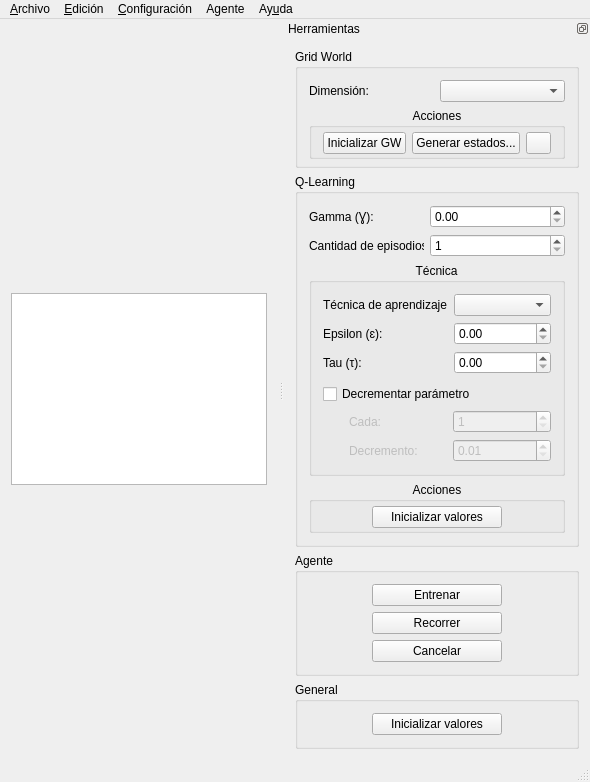
Above: gui/qt/IA2013TPIRLGUI/mainwindow.ui from ssebastianj/ia2013-tpi-rl before the change. Below: the same form after it.
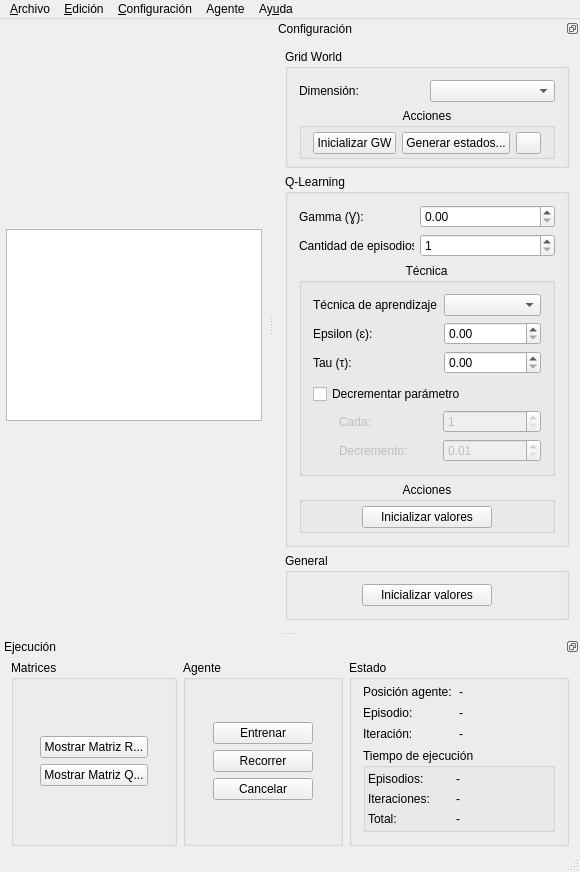
That is the form after the change. Icons and pictures are not drawn.

Commit message: Agregados y mejoras en UI. Ahora muestra valores de ejecución tales como estado actual, iteración, episodio y más.

```diff
--- a/gui/qt/IA2013TPIRLGUI/mainwindow.ui
+++ b/gui/qt/IA2013TPIRLGUI/mainwindow.ui
@@ -7,8 +7,8 @@
    <rect>
     <x>0</x>
     <y>0</y>
-    <width>559</width>
-    <height>704</height>
+    <width>553</width>
+    <height>794</height>
    </rect>
   </property>
   <property name="windowTitle">
@@ -20,6 +20,9 @@
   </property>
   <widget class="QWidget" name="centralWidget">
    <layout class="QGridLayout" name="gridLayout_6">
+    <property name="margin">
+     <number>6</number>
+    </property>
     <item row="0" column="1">
      <widget class="QTableWidget" name="tblGridWorld">
       <property name="sizePolicy">
@@ -90,7 +93,7 @@
     <rect>
      <x>0</x>
      <y>0</y>
-     <width>559</width>
+     <width>553</width>
      <height>21</height>
     </rect>
    </property>
@@ -153,7 +156,7 @@
     <set>Qt::LeftDockWidgetArea|Qt::RightDockWidgetArea</set>
    </property>
    <property name="windowTitle">
-    <string>Herramientas</string>
+    <string>Configuración</string>
    </property>
    <attribute name="dockWidgetArea">
     <number>2</number>
@@ -611,20 +614,7 @@
        </layout>
       </widget>
      </item>
-     <item row="4" column="0">
-      <spacer name="verticalSpacer">
-       <property name="orientation">
-        <enum>Qt::Vertical</enum>
-       </property>
-       <property name="sizeHint" stdset="0">
-        <size>
-         <width>20</width>
-         <height>40</height>
-        </size>
-       </property>
-      </spacer>
-     </item>
-     <item row="3" column="0">
+     <item row="2" column="0">
       <widget class="QGroupBox" name="gbGeneral">
        <property name="title">
         <string>General</string>
@@ -646,90 +636,205 @@
        </layout>
       </widget>
      </item>
-     <item row="2" column="0">
+     <item row="3" column="0">
+      <spacer name="verticalSpacer">
+       <property name="orientation">
+        <enum>Qt::Vertical</enum>
+       </property>
+       <property name="sizeHint" stdset="0">
+        <size>
+         <width>20</width>
+         <height>40</height>
+        </size>
+       </property>
+      </spacer>
+     </item>
+    </layout>
+   </widget>
+  </widget>
+  <widget class="QDockWidget" name="dwEjecucion">
+   <property name="features">
+    <set>QDockWidget::DockWidgetFloatable|QDockWidget::DockWidgetMovable</set>
+   </property>
+   <property name="allowedAreas">
+    <set>Qt::AllDockWidgetAreas</set>
+   </property>
+   <property name="windowTitle">
+    <string>Ejecución</string>
+   </property>
+   <attribute name="dockWidgetArea">
+    <number>8</number>
+   </attribute>
+   <widget class="QWidget" name="dockWidgetContents_4">
+    <layout class="QGridLayout" name="gridLayout_20">
+     <property name="topMargin">
+      <number>4</number>
+     </property>
+     <property name="bottomMargin">
+      <number>4</number>
+     </property>
+     <item row="0" column="0">
+      <widget class="QGroupBox" name="groupBox">
+       <property name="title">
+        <string>Matrices</string>
+       </property>
+       <layout class="QGridLayout" name="gridLayout_19">
+        <item row="0" column="1">
+         <layout class="QVBoxLayout" name="verticalLayout_2">
+          <item>
+           <widget class="QPushButton" name="btnMostrarMatrizR">
+            <property name="minimumSize">
+             <size>
+              <width>105</width>
+              <height>0</height>
+             </size>
+            </property>
+            <property name="locale">
+             <locale language="Spanish" country="Argentina"/>
+            </property>
+            <property name="text">
+             <string>Mostrar Matriz R...</string>
+            </property>
+           </widget>
+          </item>
+          <item>
+           <widget class="QPushButton" name="btnMostrarMatrizQ">
+            <property name="minimumSize">
+             <size>
+              <width>105</width>
+              <height>0</height>
+             </size>
+            </property>
+            <property name="locale">
+             <locale language="Spanish" country="Argentina"/>
+            </property>
+            <property name="text">
+             <string>Mostrar Matriz Q...</string>
+            </property>
+           </widget>
+          </item>
+         </layout>
+        </item>
+        <item row="0" column="0">
+         <spacer name="horizontalSpacer_11">
+          <property name="orientation">
+           <enum>Qt::Horizontal</enum>
+          </property>
+          <property name="sizeHint" stdset="0">
+           <size>
+            <width>15</width>
+            <height>20</height>
+           </size>
+          </property>
+         </spacer>
+        </item>
+        <item row="0" column="2">
+         <spacer name="horizontalSpacer_12">
+          <property name="orientation">
+           <enum>Qt::Horizontal</enum>
+          </property>
+          <property name="sizeHint" stdset="0">
+           <size>
+            <width>15</width>
+            <height>20</height>
+           </size>
+          </property>
+         </spacer>
+        </item>
+       </layout>
+      </widget>
+     </item>
+     <item row="0" column="1">
       <widget class="QGroupBox" name="gbAgente">
        <property name="title">
         <string>Agente</string>
        </property>
-       <layout class="QGridLayout" name="gridLayout_3">
-        <item row="2" column="1">
-         <widget class="QPushButton" name="btnEntrenar">
-          <property name="maximumSize">
-           <size>
-            <width>130</width>
-            <height>16777215</height>
-           </size>
-          </property>
-          <property name="text">
-           <string>Entrenar</string>
-          </property>
-          <property name="icon">
-           <iconset resource="recursos.qrc">
-            <normaloff>:/:iconos/Aprender</normaloff>:/:iconos/Aprender</iconset>
-          </property>
-         </widget>
+       <layout class="QGridLayout" name="gridLayout_18">
+        <item row="0" column="1">
+         <layout class="QVBoxLayout" name="verticalLayout">
+          <item>
+           <widget class="QPushButton" name="btnEntrenar">
+            <property name="minimumSize">
+             <size>
+              <width>100</width>
+              <height>0</height>
+             </size>
+            </property>
+            <property name="locale">
+             <locale language="Spanish" country="Argentina"/>
+            </property>
+            <property name="text">
+             <string>Entrenar</string>
+            </property>
+            <property name="icon">
+             <iconset resource="recursos.qrc">
+              <normaloff>:/:iconos/Aprender</normaloff>:/:iconos/Aprender</iconset>
+            </property>
+           </widget>
+          </item>
+          <item>
+           <widget class="QPushButton" name="btnRecorrer">
+            <property name="minimumSize">
+             <size>
+              <width>100</width>
+              <height>0</height>
+             </size>
+            </property>
+            <property name="locale">
+             <locale language="Spanish" country="Argentina"/>
+            </property>
+            <property name="text">
+             <string>Recorrer</string>
+            </property>
+            <property name="icon">
+             <iconset resource="recursos.qrc">
+              <normaloff>:/:iconos/Recorrer</normaloff>:/:iconos/Recorrer</iconset>
+            </property>
+           </widget>
+          </item>
+          <item>
+           <widget class="QPushButton" name="btnTerminarProceso">
+            <property name="minimumSize">
+             <size>
+              <width>100</width>
+              <height>0</height>
+             </size>
+            </property>
+            <property name="locale">
+             <locale language="Spanish" country="Argentina"/>
+            </property>
+            <property name="text">
+             <string>Cancelar</string>
+            </property>
+            <property name="icon">
+             <iconset resource="recursos.qrc">
+              <normaloff>:/:iconos/Cancelar</normaloff>:/:iconos/Cancelar</iconset>
+            </property>
+           </widget>
+          </item>
+         </layout>
         </item>
-        <item row="3" column="1">
-         <widget class="QPushButton" name="btnRecorrer">
-          <property name="maximumSize">
-           <size>
-            <width>130</width>
-            <height>16777215</height>
-           </size>
-          </property>
-          <property name="text">
-           <string>Recorrer</string>
-          </property>
-          <property name="icon">
-           <iconset resource="recursos.qrc">
-            <normaloff>:/:iconos/Recorrer</normaloff>:/:iconos/Recorrer</iconset>
-          </property>
-         </widget>
-        </item>
-        <item row="4" column="1">
-         <widget class="QPushButton" name="btnTerminarProceso">
-          <property name="maximumSize">
-           <size>
-            <width>130</width>
-            <height>16777215</height>
-           </size>
-          </property>
-          <property name="text">
-           <string>Cancelar</string>
-          </property>
-          <property name="icon">
-           <iconset resource="recursos.qrc">
-            <normaloff>:/:iconos/Cancelar</normaloff>:/:iconos/Cancelar</iconset>
-          </property>
-         </widget>
-        </item>
-        <item row="3" column="0">
+        <item row="0" column="0">
          <spacer name="horizontalSpacer_3">
           <property name="orientation">
            <enum>Qt::Horizontal</enum>
           </property>
-          <property name="sizeType">
-           <enum>QSizePolicy::Fixed</enum>
-          </property>
           <property name="sizeHint" stdset="0">
            <size>
-            <width>35</width>
+            <width>15</width>
             <height>20</height>
            </size>
           </property>
          </spacer>
         </item>
-        <item row="3" column="2">
+        <item row="0" column="2">
          <spacer name="horizontalSpacer_4">
           <property name="orientation">
            <enum>Qt::Horizontal</enum>
           </property>
-          <property name="sizeType">
-           <enum>QSizePolicy::Fixed</enum>
-          </property>
           <property name="sizeHint" stdset="0">
            <size>
-            <width>35</width>
+            <width>15</width>
             <height>20</height>
            </size>
           </property>
@@ -738,6 +843,244 @@
        </layout>
       </widget>
      </item>
+     <item row="0" column="2">
+      <widget class="QGroupBox" name="groupBox_2">
+       <property name="minimumSize">
+        <size>
+         <width>220</width>
+         <height>0</height>
+        </size>
+       </property>
+       <property name="title">
+        <string>Estado</string>
+       </property>
+       <layout class="QGridLayout" name="gridLayout_3">
+        <property name="topMargin">
+         <number>5</number>
+        </property>
+        <property name="verticalSpacing">
+         <number>7</number>
+        </property>
+        <item row="0" column="0">
+         <layout class="QHBoxLayout" name="horizontalLayout_2">
+          <item>
+           <widget class="QLabel" name="label_4">
+            <property name="sizePolicy">
+             <sizepolicy hsizetype="Fixed" vsizetype="Preferred">
+              <horstretch>0</horstretch>
+              <verstretch>0</verstretch>
+             </sizepolicy>
+            </property>
+            <property name="minimumSize">
+             <size>
+              <width>90</width>
+              <height>0</height>
+             </size>
+            </property>
+            <property name="text">
+             <string>Posición agente:</string>
+            </property>
+           </widget>
+          </item>
+          <item>
+           <widget class="QLabel" name="lblEstadoActual">
+            <property name="text">
+             <string>-</string>
+            </property>
+           </widget>
+          </item>
+         </layout>
+        </item>
+        <item row="2" column="0">
+         <layout class="QHBoxLayout" name="horizontalLayout_5">
+          <item>
+           <widget class="QLabel" name="label_9">
+            <property name="sizePolicy">
+             <sizepolicy hsizetype="Fixed" vsizetype="Preferred">
+              <horstretch>0</horstretch>
+              <verstretch>0</verstretch>
+             </sizepolicy>
+            </property>
+            <property name="minimumSize">
+             <size>
+              <width>90</width>
+              <height>0</height>
+             </size>
+            </property>
+            <property name="text">
+             <string>Iteración:</string>
+            </property>
+           </widget>
+          </item>
+          <item>
+           <widget class="QLabel" name="lblNroIteracion">
+            <property name="text">
+             <string>-</string>
+            </property>
+           </widget>
+          </item>
+         </layout>
+        </item>
+        <item row="1" column="0">
+         <layout class="QHBoxLayout" name="horizontalLayout_4">
+          <item>
+           <widget class="QLabel" name="label_7">
+            <property name="sizePolicy">
+             <sizepolicy hsizetype="Fixed" vsizetype="Preferred">
+              <horstretch>0</horstretch>
+              <verstretch>0</verstretch>
+             </sizepolicy>
+            </property>
+            <property name="minimumSize">
+             <size>
+              <width>90</width>
+              <height>0</height>
+             </size>
+            </property>
+            <property name="text">
+             <string>Episodio:</string>
+            </property>
+           </widget>
+          </item>
+          <item>
+           <widget class="QLabel" name="lblNroEpisodio">
+            <property name="text">
+             <string>-</string>
+            </property>
+           </widget>
+          </item>
+         </layout>
+        </item>
+        <item row="3" column="0">
+         <widget class="QGroupBox" name="groupBox_3">
+          <property name="title">
+           <string>Tiempo de ejecución</string>
+          </property>
+          <property name="flat">
+           <bool>true</bool>
+          </property>
+          <layout class="QGridLayout" name="gridLayout_21">
+           <property name="leftMargin">
+            <number>2</number>
+           </property>
+           <property name="topMargin">
+            <number>4</number>
+           </property>
+           <property name="rightMargin">
+            <number>5</number>
+           </property>
+           <property name="bottomMargin">
+            <number>3</number>
+           </property>
+           <item row="0" column="0">
+            <layout class="QHBoxLayout" name="horizontalLayout_7">
+             <item>
+              <widget class="QLabel" name="label_13">
+               <property name="sizePolicy">
+                <sizepolicy hsizetype="Fixed" vsizetype="Preferred">
+                 <horstretch>0</horstretch>
+                 <verstretch>0</verstretch>
+                </sizepolicy>
+               </property>
+               <property name="minimumSize">
+                <size>
+                 <width>82</width>
+                 <height>0</height>
+                </size>
+               </property>
+               <property name="text">
+                <string>Episodios:</string>
+               </property>
+              </widget>
+             </item>
+             <item>
+              <widget class="QLabel" name="lblExecTimeEpisodios">
+               <property name="text">
+                <string>-</string>
+               </property>
+              </widget>
+             </item>
+            </layout>
+           </item>
+           <item row="1" column="0">
+            <layout class="QHBoxLayout" name="horizontalLayout_6">
+             <item>
+              <widget class="QLabel" name="label_11">
+               <property name="sizePolicy">
+                <sizepolicy hsizetype="Fixed" vsizetype="Preferred">
+                 <horstretch>0</horstretch>
+                 <verstretch>0</verstretch>
+                </sizepolicy>
+               </property>
+               <property name="minimumSize">
+                <size>
+                 <width>82</width>
+                 <height>0</height>
+                </size>
+               </property>
+               <property name="text">
+                <string>Iteraciones:</string>
+               </property>
+              </widget>
+             </item>
+             <item>
+              <widget class="QLabel" name="lblExecTimeIteraciones">
+               <property name="text">
+                <string>-</string>
+               </property>
+              </widget>
+             </item>
+            </layout>
+           </item>
+           <item row="2" column="0">
+            <layout class="QHBoxLayout" name="horizontalLayout_8">
+             <item>
+              <widget class="QLabel" name="label_15">
+               <property name="sizePolicy">
+                <sizepolicy hsizetype="Fixed" vsizetype="Preferred">
+                 <horstretch>0</horstretch>
+                 <verstretch>0</verstretch>
+                </sizepolicy>
+               </property>
+               <property name="minimumSize">
+                <size>
+                 <width>82</width>
+                 <height>0</height>
+                </size>
+               </property>
+               <property name="text">
+                <string>Total:</string>
+               </property>
+              </widget>
+             </item>
+             <item>
+              <widget class="QLabel" name="lblExecTimeTotal">
+               <property name="text">
+                <string>-</string>
+               </property>
+              </widget>
+             </item>
+            </layout>
+           </item>
+          </layout>
+         </widget>
+        </item>
+       </layout>
+      </widget>
+     </item>
+     <item row="1" column="1">
+      <spacer name="verticalSpacer_2">
+       <property name="orientation">
+        <enum>Qt::Vertical</enum>
+       </property>
+       <property name="sizeHint" stdset="0">
+        <size>
+         <width>20</width>
+         <height>40</height>
+        </size>
+       </property>
+      </spacer>
+     </item>
     </layout>
    </widget>
   </widget>
```
Left out of the diff: 18 changed lines with no effect on the pictures. The commit also changes 9 other files.
